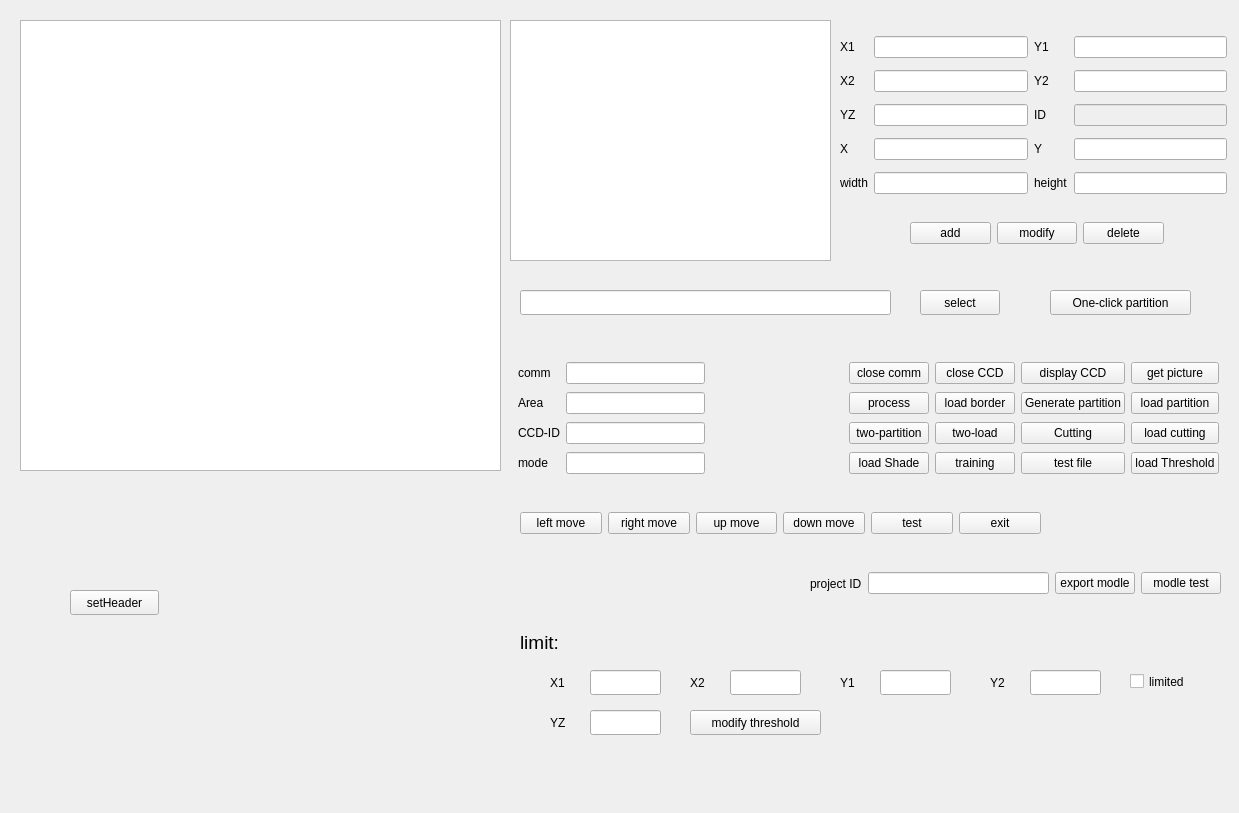
This is rootfs/root/graphic_process/graphic_process/mainwidget.ui in acbbghhgf/FileSystem as Qt 5 draws it before an edit. The edited form follows.
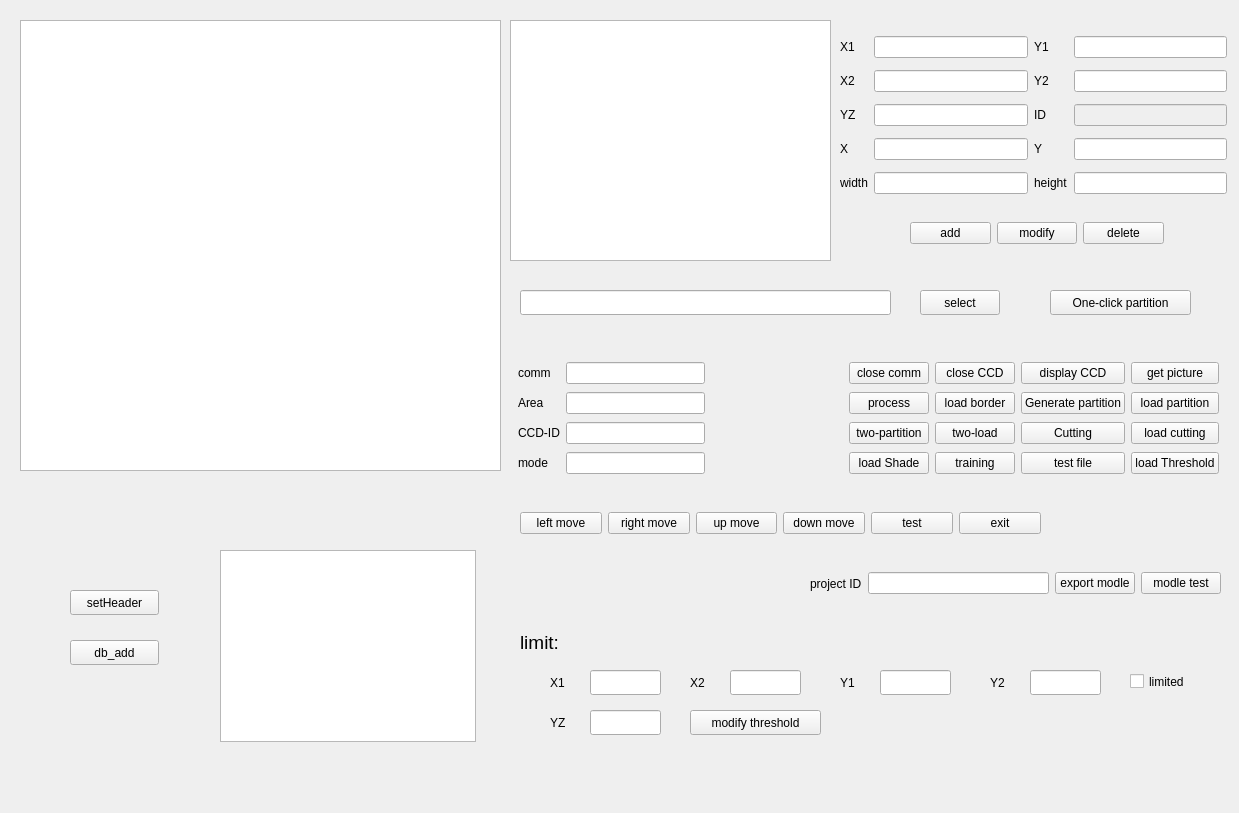
This is the edited form.

```diff
--- a/rootfs/root/graphic_process/graphic_process/mainwidget.ui
+++ b/rootfs/root/graphic_process/graphic_process/mainwidget.ui
@@ -738,6 +738,29 @@
     </item>
    </layout>
   </widget>
+  <widget class="QTableView" name="tableView">
+   <property name="geometry">
+    <rect>
+     <x>220</x>
+     <y>550</y>
+     <width>256</width>
+     <height>192</height>
+    </rect>
+   </property>
+  </widget>
+  <widget class="QPushButton" name="db_test_add">
+   <property name="geometry">
+    <rect>
+     <x>70</x>
+     <y>640</y>
+     <width>89</width>
+     <height>25</height>
+    </rect>
+   </property>
+   <property name="text">
+    <string>db_add</string>
+   </property>
+  </widget>
  </widget>
  <resources/>
  <connections/>
```
